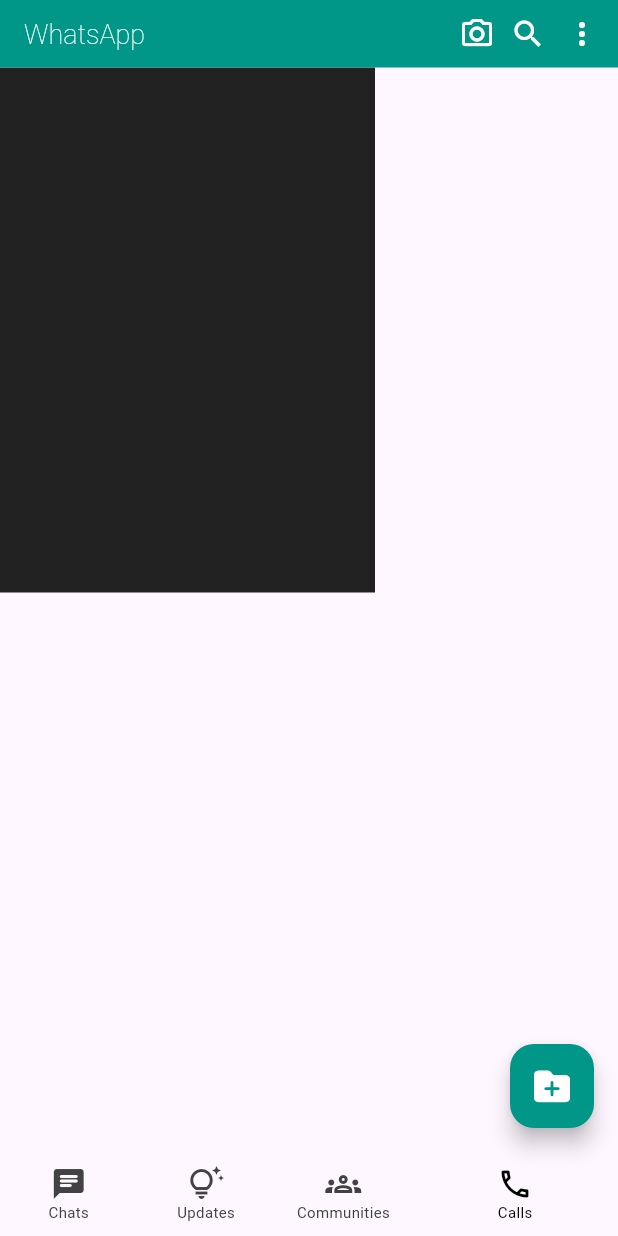
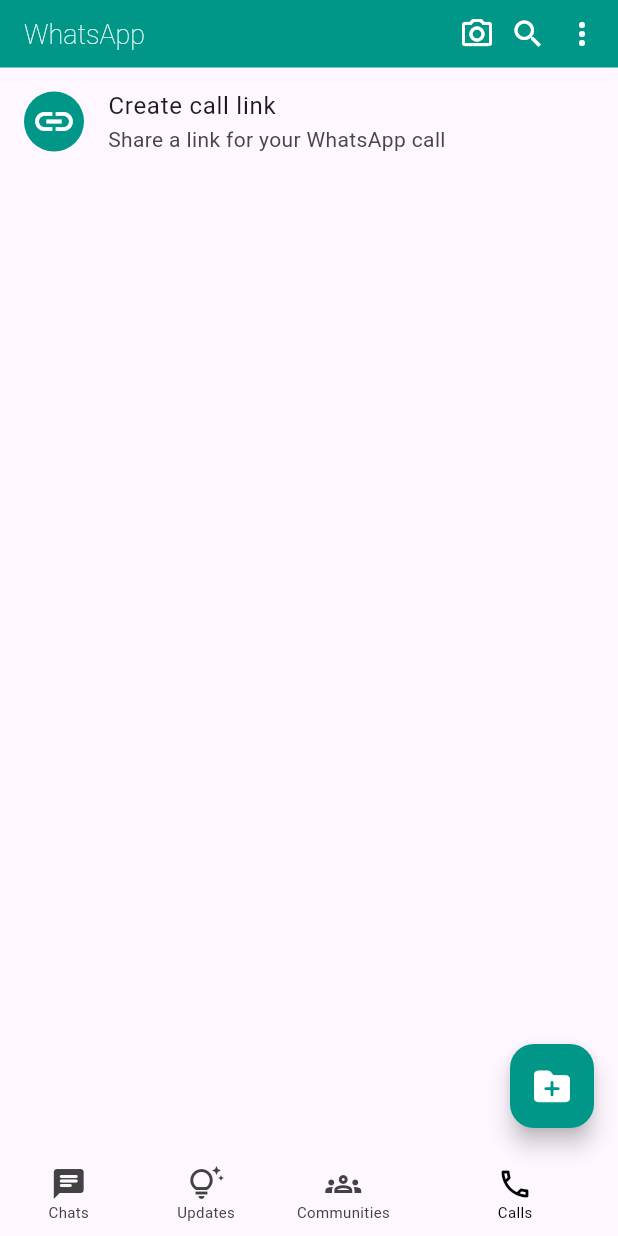
Before and after one commit to MdSohidUllahChowdhury/WhatsApp, a Flutter app: the screen it shows after launch, item 4 of the bottom bar chosen, on a phone screen of 412 x 824 dp. Run offline on Flutter 3.47's test engine with Material 3 defaults, Android fonts, the light colour scheme and no system bars; our stand-ins replace flutter_screenutil, font_awesome_flutter.

Commit message:
Wroking on call sector

```diff
--- a/lib/data_page/calls.dart
+++ b/lib/data_page/calls.dart
@@ -1,3 +1,5 @@
+// ignore_for_file: prefer_const_constructors, prefer_const_literals_to_create_immutables
+
 import 'package:flutter/material.dart';
 
 class Calls extends StatefulWidget {
@@ -11,14 +13,21 @@
   @override
   Widget build(BuildContext context) {
     return Scaffold(
+      //backgroundColor: Colors.black,
       body: Column(
         children: [
-         Container(
-          height: 350,
-          width: 250,
-          color: Colors.black87,
-         )
+         ListTile(
+          leading: CircleAvatar(
+            backgroundColor: Colors.teal,
+            child: Icon(Icons.link,size: 30,color: Colors.white,)
+            ),
+          title: Text('Create call link'),
+          subtitle: Text('Share a link for your WhatsApp call'),
+         ),
+
+
         ],
+
       )
     );
   }
--- a/lib/data_page/chats.dart
+++ b/lib/data_page/chats.dart
@@ -16,7 +16,7 @@
     return Scaffold(
       body: Column(
         children: [
-           Container(
+        Container(
             height: 35,
             width: double.infinity,
             color: Colors.amber,
@@ -33,10 +33,11 @@
 
             )
           ),
+        SizedBox(height: 4,),
 
 
-            SizedBox(height: 6,),
-             Container(
+       SizedBox(height: 6,),
+       Container(
             height: 35,
             width: double.infinity,
             color: Colors.amber,
@@ -52,6 +53,7 @@
             )
           ),
         ],
+
       ),
     );
   }
```
Also changed, not shown: Image/FB.jpg (added).
